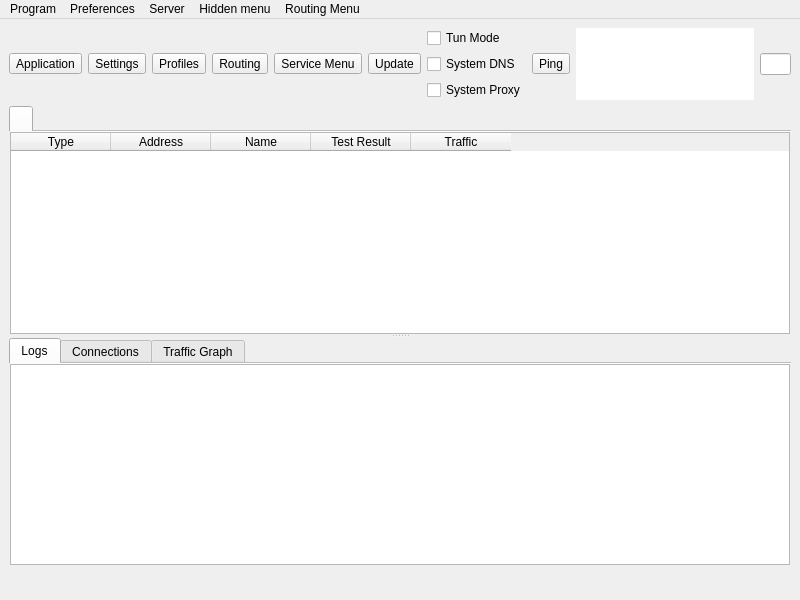
Above: include/ui/mainwindow.ui from forestsnet/Throne before the change. Below: the same form after it.
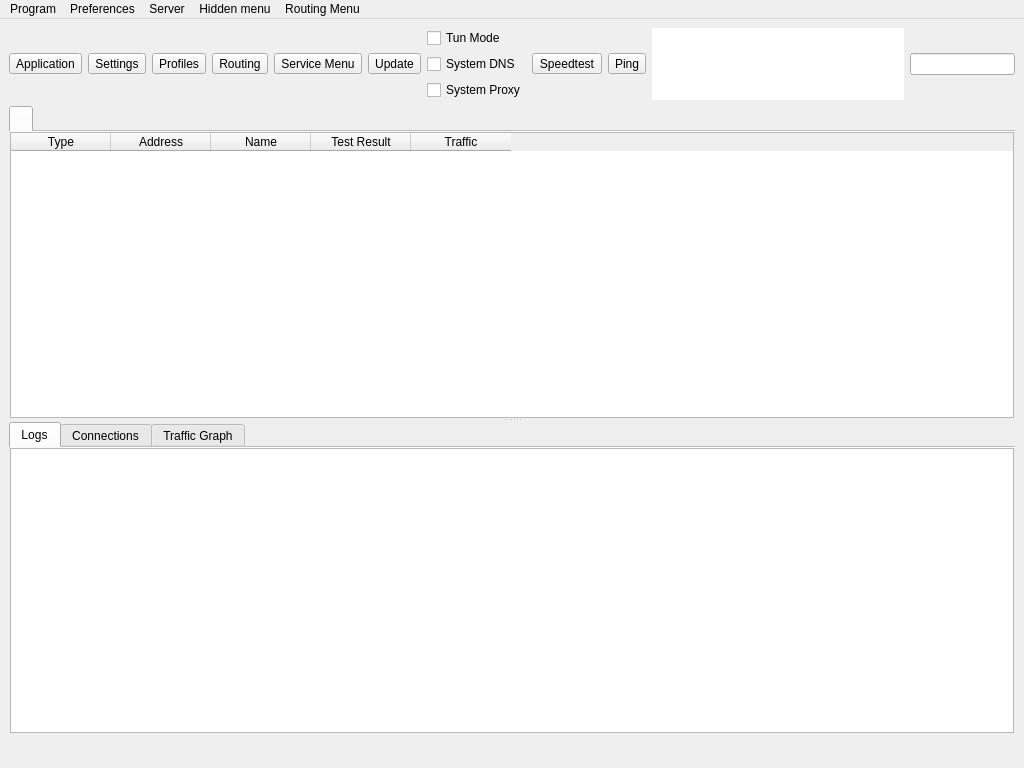
That is the form after the change. Icons and pictures are not drawn. Custom widgets are drawn as their Qt base class.

Commit message: feat: Add speedtest button on main menu fix: Fixed duplicate server on update sub feat: Changed min application size to 1024x768

The edit to the form file:
```diff
--- a/include/ui/mainwindow.ui
+++ b/include/ui/mainwindow.ui
@@ -6,14 +6,14 @@
             <rect>
                 <x>0</x>
                 <y>0</y>
-                <width>800</width>
-                <height>600</height>
+                <width>1024</width>
+                <height>768</height>
             </rect>
         </property>
         <property name="minimumSize">
             <size>
-                <width>800</width>
-                <height>600</height>
+                <width>1024</width>
+                <height>768</height>
             </size>
         </property>
         <property name="windowTitle">
@@ -186,6 +186,28 @@
                                 </item>
                             </layout>
                         </item>
+                        <item>
+                            <widget class="QToolButton" name="toolButton_speedtest">
+                                <property name="text">
+                                    <string>Speedtest</string>
+                                </property>
+                                <property name="icon">
+                                    <iconset theme="network-test"/>
+                                </property>
+                                <property name="iconSize">
+                                    <size>
+                                        <width>24</width>
+                                        <height>24</height>
+                                    </size>
+                                </property>
+                                <property name="popupMode">
+                                    <enum>QToolButton::ToolButtonPopupMode::InstantPopup</enum>
+                                </property>
+                                <property name="toolButtonStyle">
+                                    <enum>Qt::ToolButtonStyle::ToolButtonTextUnderIcon</enum>
+                                </property>
+                            </widget>
+                        </item>
                         <item>
                             <widget class="QToolButton" name="toolButton_ping">
                                 <property name="text">
```
The commit also changes 4 other files.
